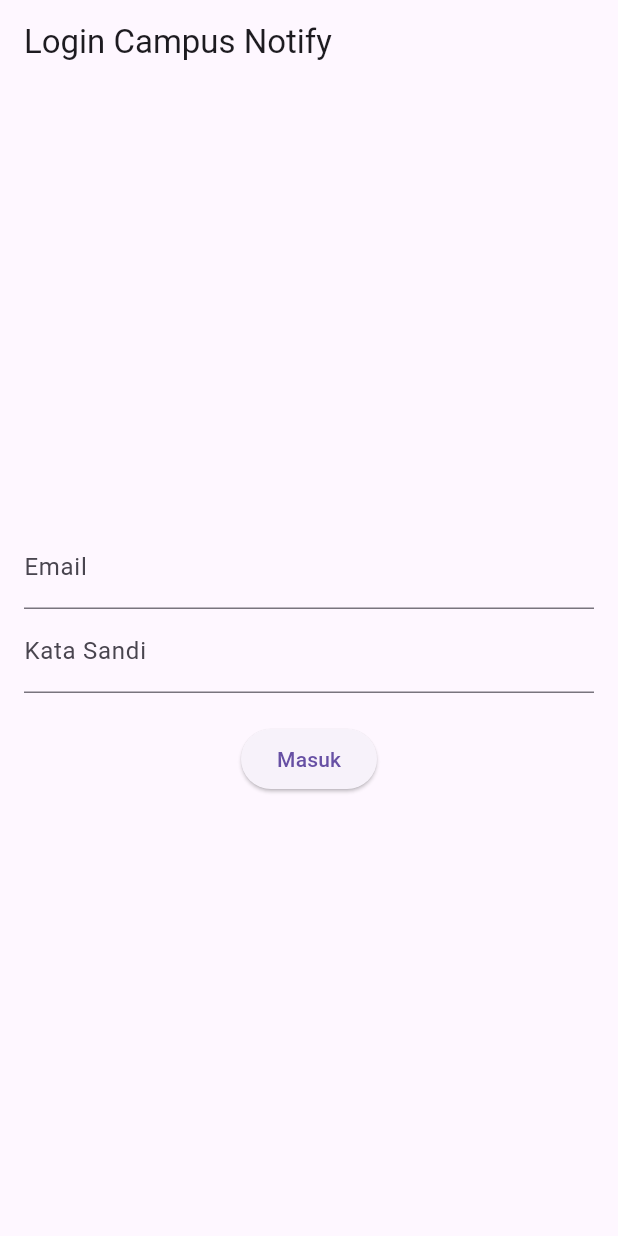
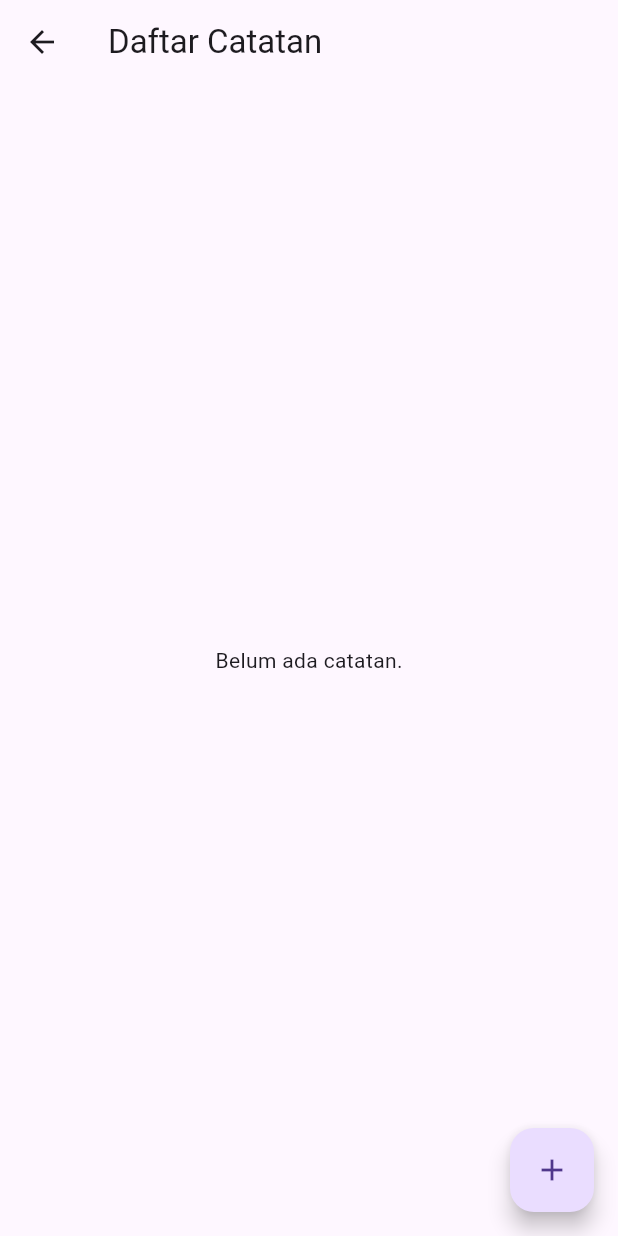
Before and after one commit to nabillahumi/244107020054-mobile-course, a Flutter app: the screen it shows after launch, on a phone screen of 412 x 824 dp. Run offline on Flutter 3.47's test engine with Material 3 defaults, Android fonts, the light colour scheme and no system bars; our stand-ins replace dio, firebase_core, firebase_messaging, flutter_local_notifications, flutter_riverpod, flutter_secure_storage and 3 more; accounts and stored records are empty.

```diff
--- a/07-week-7-clean-architecture/campus_notify/lib/features/notes/presentation/pages/note_pages.dart
+++ b/07-week-7-clean-architecture/campus_notify/lib/features/notes/presentation/pages/note_pages.dart
@@ -1,43 +1,39 @@
 import 'package:flutter/material.dart';
-import 'package:flutter_riverpod/flutter_riverpod.dart';
+import 'package:go_router/go_router.dart';
 
-import '../providers/notes_providers.dart';
-
-class NotesPage extends ConsumerWidget {
-  const NotesPage({super.key});
+class NotePage extends StatelessWidget {
+  const NotePage({super.key});
 
   @override
-  Widget build(BuildContext context, WidgetRef ref) {
-    final state = ref.watch(notesProvider);
+  Widget build(BuildContext context) {
     return Scaffold(
-      appBar: AppBar(title: const Text('Daftar Catatan')),
-      body: state.when(
-        loading: () => const Center(child: CircularProgressIndicator()),
-        error: (e, _) => Center(
-          child: Column(
-            mainAxisAlignment: MainAxisAlignment.center,
-            children: [
-              Text('Terjadi kesalahan: $e'),
-              const SizedBox(height: 8),
-              ElevatedButton(
-                onPressed: () => ref.invalidate(notesProvider),
-                child: const Text('Coba Lagi'),
-              ),
-            ],
-          ),
+      appBar: AppBar(
+        title: const Text('Daftar Catatan'),
+        // Tombol kembali ke halaman FCM / Home
+        leading: IconButton(
+          icon: const Icon(Icons.arrow_back),
+          onPressed: () {
+            if (context.canPop()) {
+              context.pop();
+            } else {
+              context.go('/'); // Kembali ke rute awal (FCM/Home)
+            }
+          },
         ),
-        data: (notes) => notes.isEmpty
-            ? const Center(child: Text('Belum ada catatan.'))
-            : ListView.builder(
-                itemCount: notes.length,
-                itemBuilder: (context, index) {
-                  final note = notes[index];
-                  return ListTile(
-                    title: Text(note.title),
-                    subtitle: Text(note.body),
-                  );
-                },
-              ),
+      ),
+      body: const Center(
+        child: Text('Belum ada catatan.'),
+      ),
+      // Tombol tambah catatan (+)
+      floatingActionButton: FloatingActionButton(
+        onPressed: () {
+          ScaffoldMessenger.of(context).showSnackBar(
+            const SnackBar(
+              content: Text('Fitur tambah catatan berhasil'),
+            ),
+          );
+        },
+        child: const Icon(Icons.add),
       ),
     );
   }
--- a/07-week-7-clean-architecture/campus_notify/lib/main.dart
+++ b/07-week-7-clean-architecture/campus_notify/lib/main.dart
@@ -1,3 +1,4 @@
+import 'features/notes/presentation/pages/note_pages.dart';
 import 'package:flutter/material.dart';
 import 'package:flutter_riverpod/flutter_riverpod.dart';
 import 'package:go_router/go_router.dart';
@@ -16,23 +17,28 @@ final routerProvider = Provider<GoRouter>((ref) {
   late final GoRouter router;
 
   router = GoRouter(
+    initialLocation: '/notes',
     redirect: (context, state) {
-      final authAsync = ref.read(authStateProvider);
-      final loggedIn = authAsync.value ?? false;
-      final goingLogin = state.matchedLocation == AppRoutes.login;
-      debugPrint(
-        ">>> [REDIRECT] loggedIn=$loggedIn | route=${state.matchedLocation}",
-      );
-      if (!loggedIn && !goingLogin) {
-        return AppRoutes.login;
-      }
-      if (loggedIn && goingLogin) {
-        return AppRoutes.home;
-      }
+      // final authAsync = ref.read(authStateProvider);
+      // final loggedIn = authAsync.value ?? false;
+      // final goingLogin = state.matchedLocation == AppRoutes.login;
+      // debugPrint(
+      //   ">>> [REDIRECT] loggedIn=$loggedIn | route=${state.matchedLocation}",
+      // );
+      // if (!loggedIn && !goingLogin) {
+      //   return AppRoutes.login;
+      // }
+      // if (loggedIn && goingLogin) {
+      //   return AppRoutes.home;
+      // }
       return null;
     },
 
     routes: [
+      GoRoute(
+        path: '/notes',
+        builder: (_, _) => const NotePage(), // Panggil class NotePage kamu
+      ),
       GoRoute(path: AppRoutes.login, builder: (_, _) => const LoginPage()),
 
       GoRoute(path: AppRoutes.home, builder: (_, _) => const HomePage()),
```
Also changed, not shown: 11 other files.
